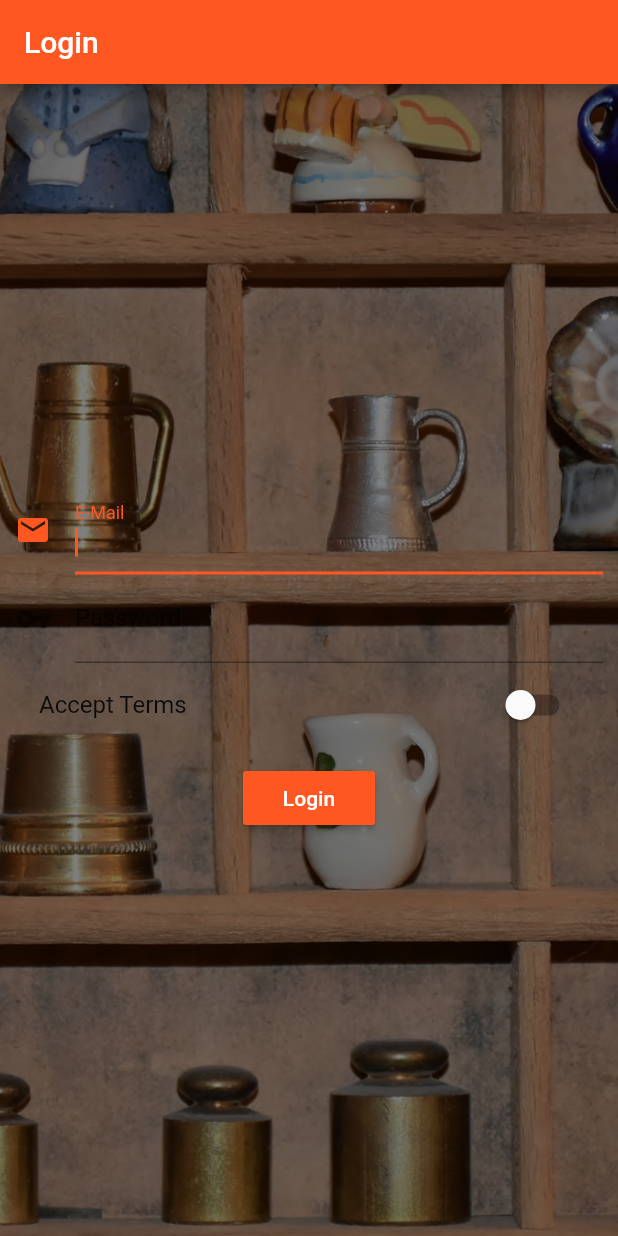
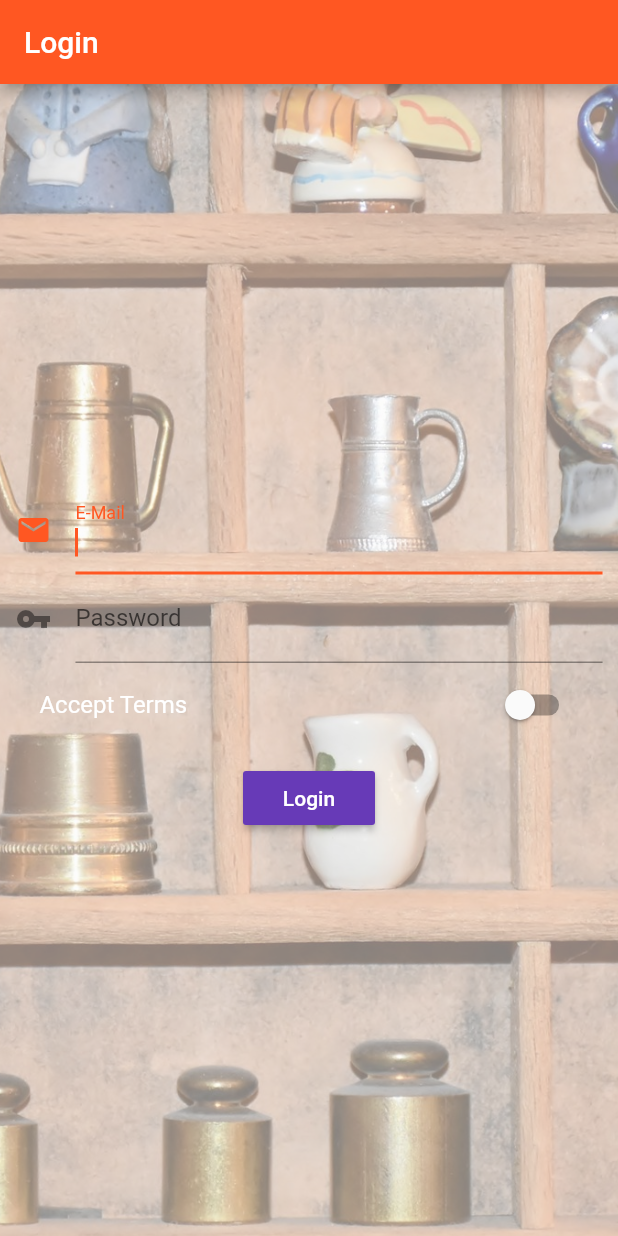
Before and after one commit to Mirko92/udemy_course, a Flutter app: the screen it shows after launch, on a phone screen of 412 x 824 dp. Run offline on Flutter 3.47's test engine with Material 2 defaults, Android fonts, the phone set to English and light mode, and no system bars.

Commit message:
lezione 128

```diff
--- a/lib/main.dart
+++ b/lib/main.dart
@@ -37,8 +37,9 @@ class _MyAppState extends State<MyApp> {
       theme: ThemeData(
           brightness: Brightness.light,
           primarySwatch: Colors.deepOrange,
-          accentColor: Colors.deepPurple),
-      // home: AuthPage(),
+          accentColor: Colors.deepPurple,
+          buttonColor: Colors.deepPurple,
+          ),
       routes: {
         '/': (BuildContext context) => AuthPage(),
         '/products': (BuildContext context) => ProductsPage(_products),
--- a/lib/pages/auth.dart
+++ b/lib/pages/auth.dart
@@ -13,9 +13,13 @@ class _AuthPageState extends State<AuthPage> {
   DecorationImage _buildBackgroundImage(String path) {
     return DecorationImage(
         colorFilter:
-            ColorFilter.mode(Colors.black.withOpacity(0.5), BlendMode.darken),
+            ColorFilter.mode(Colors.black.withOpacity(0.5), BlendMode.dstATop),
         image: AssetImage('assets/images/background.jpg'),
         fit: BoxFit.cover);
+  }
+
+  TextStyle _getTextStyle(BuildContext context) {
+    return TextStyle(color: Theme.of(context).primaryColor);
   }
 
   Widget _buildEmailTextField() {
@@ -26,7 +30,7 @@ class _AuthPageState extends State<AuthPage> {
         icon: Icon(Icons.email),
       ),
       keyboardType: TextInputType.emailAddress,
-      style: TextStyle(color: Theme.of(context).primaryColor),
+      style: _getTextStyle(context),
       onChanged: (String value) {
         setState(() {
           _emailValue = value;
@@ -40,7 +44,7 @@ class _AuthPageState extends State<AuthPage> {
       decoration:
           InputDecoration(labelText: 'Password', icon: Icon(Icons.vpn_key)),
       obscureText: true,
-      style: TextStyle(color: Theme.of(context).primaryColor),
+      style: _getTextStyle(context),
       onChanged: (String value) {
         setState(() {
           _passwordValue = value;
@@ -51,7 +55,10 @@ class _AuthPageState extends State<AuthPage> {
 
   Widget _buildAccetptSwitch() {
     return SwitchListTile(
-      title: Text('Accept Terms'),
+      title: Text(
+        'Accept Terms',
+        style: TextStyle(color: Colors.white),
+      ),
       value: _acceptTermsValue,
       onChanged: (bool value) {
         setState(() {
@@ -69,6 +76,10 @@ class _AuthPageState extends State<AuthPage> {
 
   @override
   Widget build(BuildContext context) {
+
+    final double deviceWidth =  MediaQuery.of(context).size.width;
+    final double targetWidth = deviceWidth > 550.0 ? 500 : deviceWidth*0.95;
+
     return Scaffold(
         appBar: AppBar(title: Text('Login')),
         body: Container(
@@ -78,6 +89,8 @@ class _AuthPageState extends State<AuthPage> {
           padding: EdgeInsets.all(10.0),
           child: Center(
               child: SingleChildScrollView(
+                  child: Container(
+            width: targetWidth,
             child: Column(children: <Widget>[
               _buildEmailTextField(),
               _buildPasswordTextField(),
@@ -86,12 +99,11 @@ class _AuthPageState extends State<AuthPage> {
                 height: 10.0,
               ),
               RaisedButton(
-                  color: Theme.of(context).primaryColor,
                   textColor: Colors.white,
                   child: Text('Login'),
                   onPressed: _submitForm),
             ]),
-          )),
+          ))),
         ));
   }
 }
```
Also changed, not shown: lib/pages/product_create.dart (+43 -11 lines).
